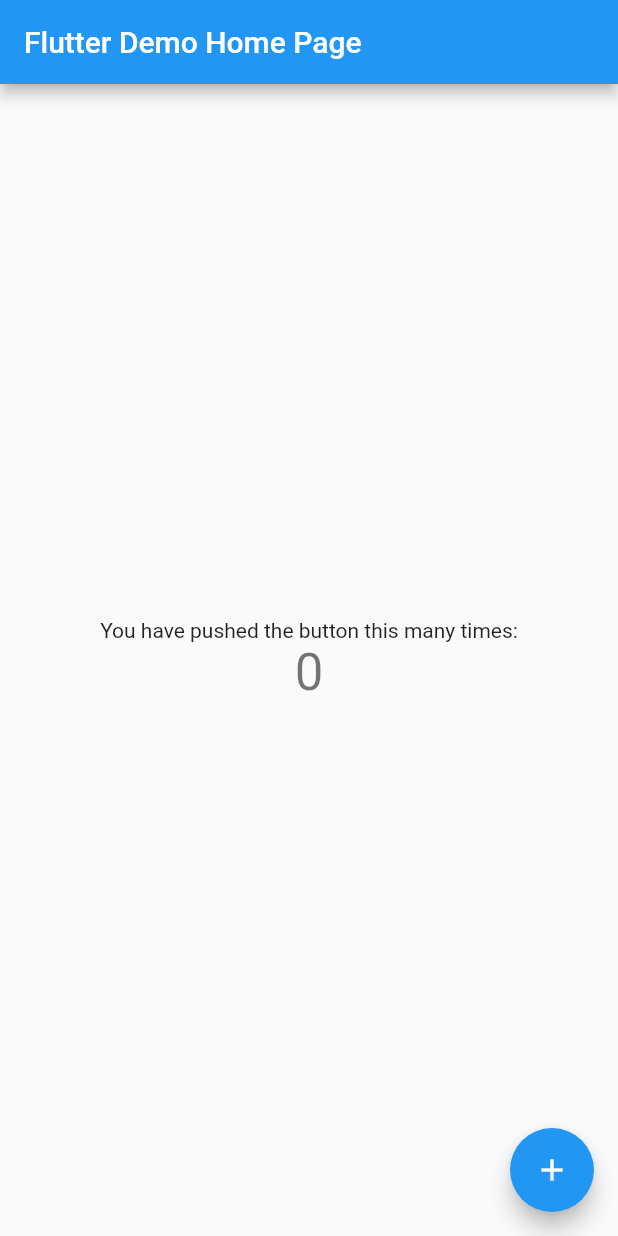
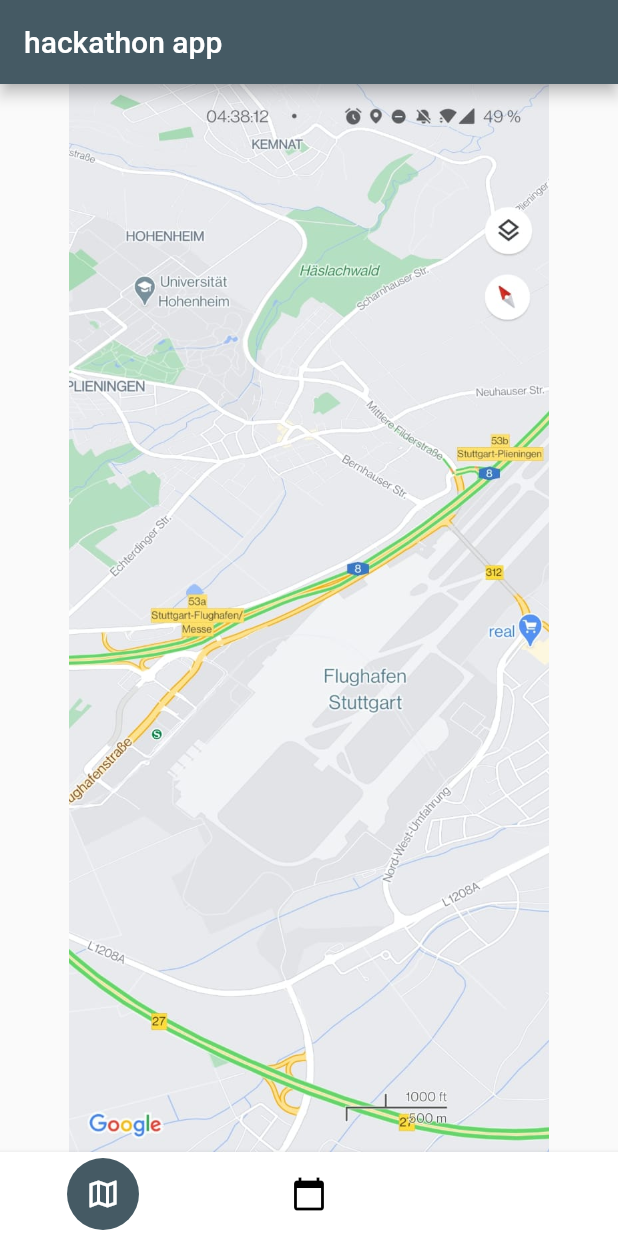
Before and after one commit to art-r/Foodery, a Flutter app: the screen it shows after launch, on a phone screen of 412 x 824 dp. Run offline on Flutter 3.47's test engine with Material 2 defaults, Android fonts, the phone set to English and light mode, and no system bars; drawn by our look-alikes of flutter_snake_navigationbar.

Commit message:
Antonio01

```diff
--- a/antonioproject/antonioproject/lib/main.dart
+++ b/antonioproject/antonioproject/lib/main.dart
@@ -1,3 +1,4 @@
+import 'package:antonioproject/screens/home.dart';
 import 'package:flutter/material.dart';
 
 void main() {
@@ -9,109 +10,10 @@ class MyApp extends StatelessWidget {
   @override
   Widget build(BuildContext context) {
     return MaterialApp(
-      title: 'Flutter Demo',
-      theme: ThemeData(
-        // This is the theme of your application.
-        //
-        // Try running your application with "flutter run". You'll see the
-        // application has a blue toolbar. Then, without quitting the app, try
-        // changing the primarySwatch below to Colors.green and then invoke
-        // "hot reload" (press "r" in the console where you ran "flutter run",
-        // or simply save your changes to "hot reload" in a Flutter IDE).
-        // Notice that the counter didn't reset back to zero; the application
-        // is not restarted.
-        primarySwatch: Colors.blue,
-        // This makes the visual density adapt to the platform that you run
-        // the app on. For desktop platforms, the controls will be smaller and
-        // closer together (more dense) than on mobile platforms.
-        visualDensity: VisualDensity.adaptivePlatformDensity,
-      ),
-      home: MyHomePage(title: 'Flutter Demo Home Page'),
+      title: 'Hackathon',
+      routes: {
+        '/': (context) => Home(),
+      },
     );
   }
 }
-
-class MyHomePage extends StatefulWidget {
-  MyHomePage({Key key, this.title}) : super(key: key);
-
-  // This widget is the home page of your application. It is stateful, meaning
-  // that it has a State object (defined below) that contains fields that affect
-  // how it looks.
-
-  // This class is the configuration for the state. It holds the values (in this
-  // case the title) provided by the parent (in this case the App widget) and
-  // used by the build method of the State. Fields in a Widget subclass are
-  // always marked "final".
-
-  final String title;
-
-  @override
-  _MyHomePageState createState() => _MyHomePageState();
-}
-
-class _MyHomePageState extends State<MyHomePage> {
-  int _counter = 0;
-
-  void _incrementCounter() {
-    setState(() {
-      // This call to setState tells the Flutter framework that something has
-      // changed in this State, which causes it to rerun the build method below
-      // so that the display can reflect the updated values. If we changed
-      // _counter without calling setState(), then the build method would not be
-      // called again, and so nothing would appear to happen.
-      _counter++;
-    });
-  }
-
-  @override
-  Widget build(BuildContext context) {
-    // This method is rerun every time setState is called, for instance as done
-    // by the _incrementCounter method above.
-    //
-    // The Flutter framework has been optimized to make rerunning build methods
-    // fast, so that you can just rebuild anything that needs updating rather
-    // than having to individually change instances of widgets.
-    return Scaffold(
-      appBar: AppBar(
-        // Here we take the value from the MyHomePage object that was created by
-        // the App.build method, and use it to set our appbar title.
-        title: Text(widget.title),
-      ),
-      body: Center(
-        // Center is a layout widget. It takes a single child and positions it
-        // in the middle of the parent.
-        child: Column(
-          // Column is also a layout widget. It takes a list of children and
-          // arranges them vertically. By default, it sizes itself to fit its
-          // children horizontally, and tries to be as tall as its parent.
-          //
-          // Invoke "debug painting" (press "p" in the console, choose the
-          // "Toggle Debug Paint" action from the Flutter Inspector in Android
-          // Studio, or the "Toggle Debug Paint" command in Visual Studio Code)
-          // to see the wireframe for each widget.
-          //
-          // Column has various properties to control how it sizes itself and
-          // how it positions its children. Here we use mainAxisAlignment to
-          // center the children vertically; the main axis here is the vertical
-          // axis because Columns are vertical (the cross axis would be
-          // horizontal).
-          mainAxisAlignment: MainAxisAlignment.center,
-          children: <Widget>[
-            Text(
-              'You have pushed the button this many times:',
-            ),
-            Text(
-              '$_counter',
-              style: Theme.of(context).textTheme.headline4,
-            ),
-          ],
-        ),
-      ),
-      floatingActionButton: FloatingActionButton(
-        onPressed: _incrementCounter,
-        tooltip: 'Increment',
-        child: Icon(Icons.add),
-      ), // This trailing comma makes auto-formatting nicer for build methods.
-    );
-  }
-}
--- /dev/null
+++ b/antonioproject/antonioproject/lib/screens/add.dart
@@ -0,0 +1,14 @@
+import 'package:flutter/material.dart';
+
+class PlaceholderWidget1 extends StatelessWidget {
+ final Color color;
+
+ PlaceholderWidget1(this.color);
+
+ @override
+ Widget build(BuildContext context) {
+   return Container(
+     color: color,
+   );
+ }
+}
--- /dev/null
+++ b/antonioproject/antonioproject/lib/screens/city.dart
@@ -0,0 +1,10 @@
+import 'package:flutter/material.dart';
+
+class City extends StatelessWidget {
+  @override
+  Widget build(BuildContext context) {
+    return Center(
+      child: Image.asset('assets/mapscreen.jpeg'),
+    );
+  }
+}
--- /dev/null
+++ b/antonioproject/antonioproject/lib/screens/home.dart
@@ -0,0 +1,84 @@
+import 'package:flutter_snake_navigationbar/flutter_snake_navigationbar.dart';
+import 'package:flutter/material.dart';
+import 'city.dart';
+import 'tasks.dart';
+
+final double elevation = 0.0;
+
+/// Whether the labels are shown for the selected [BottomNavigationBarItem].
+final bool showSelectedLabels = true;
+
+/// Whether the labels are shown for the selected [BottomNavigationBarItem].
+final bool showUnselectedLabels = true;
+
+/// Default is [SnakeShape.circle]
+final SnakeShape snakeShape = SnakeShape.circle;
+
+class Home extends StatefulWidget {
+  @override
+  State<StatefulWidget> createState() {
+    return _HomeState();
+  }
+}
+
+class _HomeState extends State<Home> {
+  int _currentIndex = 0;
+  final List<Widget> _children = [
+    City(),
+    PlaceholderWidget(Colors.grey),
+    PlaceholderWidget(Colors.lightBlue),
+  ];
+
+  @override
+  Widget build(BuildContext context) {
+    return Scaffold(
+      appBar: AppBar(
+        title: Text('hackathon app'),
+        backgroundColor: Colors.blueGrey[700],
+      ),
+      body: _children[_currentIndex],
+      bottomNavigationBar: SnakeNavigationBar.gradient(
+        snakeShape: snakeShape,
+        elevation: 3.0,
+
+        //padding: EdgeInsets.symmetric(vertical: 20.0, horizontal: 0.0),
+
+        ///configuration for SnakeNavigationBar.color
+
+        ///configuration for SnakeNavigationBar.gradient
+        snakeViewGradient: LinearGradient(
+            begin: Alignment.center,
+            colors: [Colors.blueGrey[700], Colors.blueGrey[900]]),
+        selectedItemGradient: LinearGradient(
+            begin: Alignment.center, colors: [Colors.white, Colors.white]),
+        unselectedItemGradient: LinearGradient(
+            begin: Alignment.center, colors: [Colors.black, Colors.black]),
+
+        showUnselectedLabels: false,
+        showSelectedLabels: false,
+
+        onTap: onTabTabbed,
+        currentIndex: _currentIndex,
+
+        items: [
+          BottomNavigationBarItem(
+              icon: Icon(Icons.map_outlined), label: 'route'),
+          BottomNavigationBarItem(
+              icon: Icon(Icons.calendar_today), label: 'schedule'),
+          BottomNavigationBarItem(
+              icon: Icon(
+                Icons.plus_one,
+                color: Colors.white,
+              ),
+              label: 'add'),
+        ],
+      ),
+    );
+  }
+
+  void onTabTabbed(int index) {
+    setState(() {
+      _currentIndex = index;
+    });
+  }
+}
--- /dev/null
+++ b/antonioproject/antonioproject/lib/screens/tasks.dart
@@ -0,0 +1,14 @@
+import 'package:flutter/material.dart';
+
+class PlaceholderWidget extends StatelessWidget {
+  final Color color;
+
+  PlaceholderWidget(this.color);
+
+  @override
+  Widget build(BuildContext context) {
+    return Container(
+      color: color,
+    );
+  }
+}
```
Also changed, not shown: antonioproject/antonioproject/pubspec.yaml (+5 -3 lines), antonioproject/antonioproject/assets/city.png (added), antonioproject/antonioproject/assets/google_maps.jpeg (added), antonioproject/antonioproject/assets/map.jpg (added), antonioproject/antonioproject/assets/mapscreen.jpeg (added), antonioproject/antonioproject/assets/stadtbild.png (added), antonioproject/antonioproject/pubspec.lock, 2 other files.
